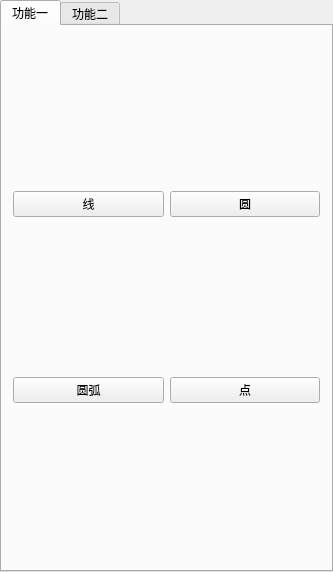
The window that Graphics_demo/src/ui/FunctionsTabWidget.ui (Xie-Long-0/GraphicsDemo) describes before a commit, drawn with Qt 5.
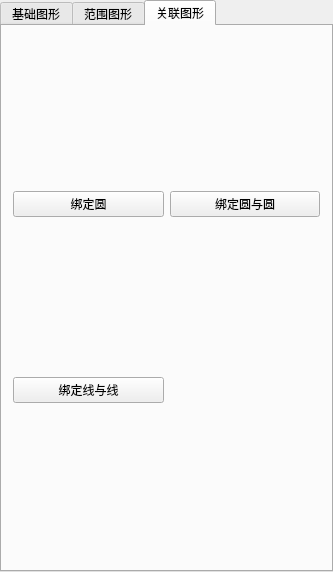
The same window after the commit. The open tabs and pages were chosen to show the change.

Commit message: 完善绑定单个图元的xInterSingleEntity设计；添加绑定圆的图元

Patch:
```diff
--- a/Graphics_demo/src/ui/FunctionsTabWidget.ui
+++ b/Graphics_demo/src/ui/FunctionsTabWidget.ui
@@ -42,7 +42,7 @@
        </sizepolicy>
       </property>
       <attribute name="title">
-       <string>功能一</string>
+       <string>基础图形</string>
       </attribute>
       <layout class="QGridLayout" name="gridLayout">
        <item row="1" column="1">
@@ -83,7 +83,7 @@
        </sizepolicy>
       </property>
       <attribute name="title">
-       <string>功能二</string>
+       <string>范围图形</string>
       </attribute>
       <layout class="QGridLayout" name="gridLayout_2">
        <item row="0" column="0">
@@ -123,6 +123,34 @@
        </item>
       </layout>
      </widget>
+     <widget class="QWidget" name="tab">
+      <attribute name="title">
+       <string>关联图形</string>
+      </attribute>
+      <layout class="QGridLayout" name="gridLayout_3">
+       <item row="0" column="1">
+        <widget class="QPushButton" name="interCircleAndCircleBtn">
+         <property name="text">
+          <string>绑定圆与圆</string>
+         </property>
+        </widget>
+       </item>
+       <item row="0" column="0">
+        <widget class="QPushButton" name="interCircleBtn">
+         <property name="text">
+          <string>绑定圆</string>
+         </property>
+        </widget>
+       </item>
+       <item row="1" column="0">
+        <widget class="QPushButton" name="interLineAndLineBtn">
+         <property name="text">
+          <string>绑定线与线</string>
+         </property>
+        </widget>
+       </item>
+      </layout>
+     </widget>
     </widget>
    </item>
   </layout>
```
The commit also changes 23 other files.
